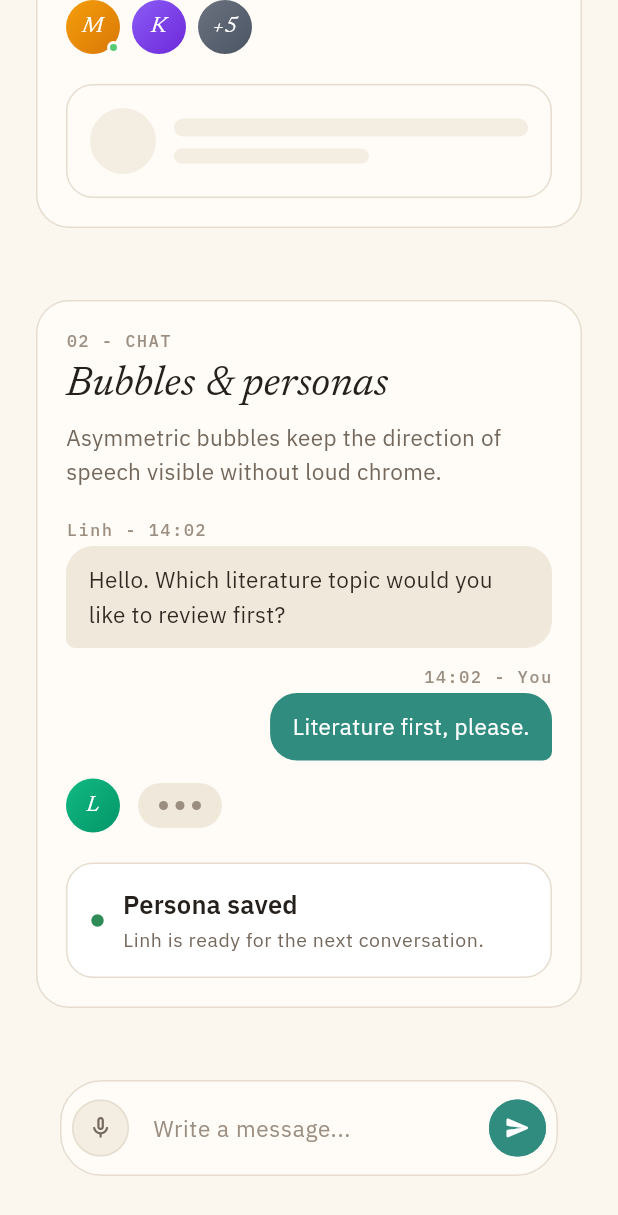
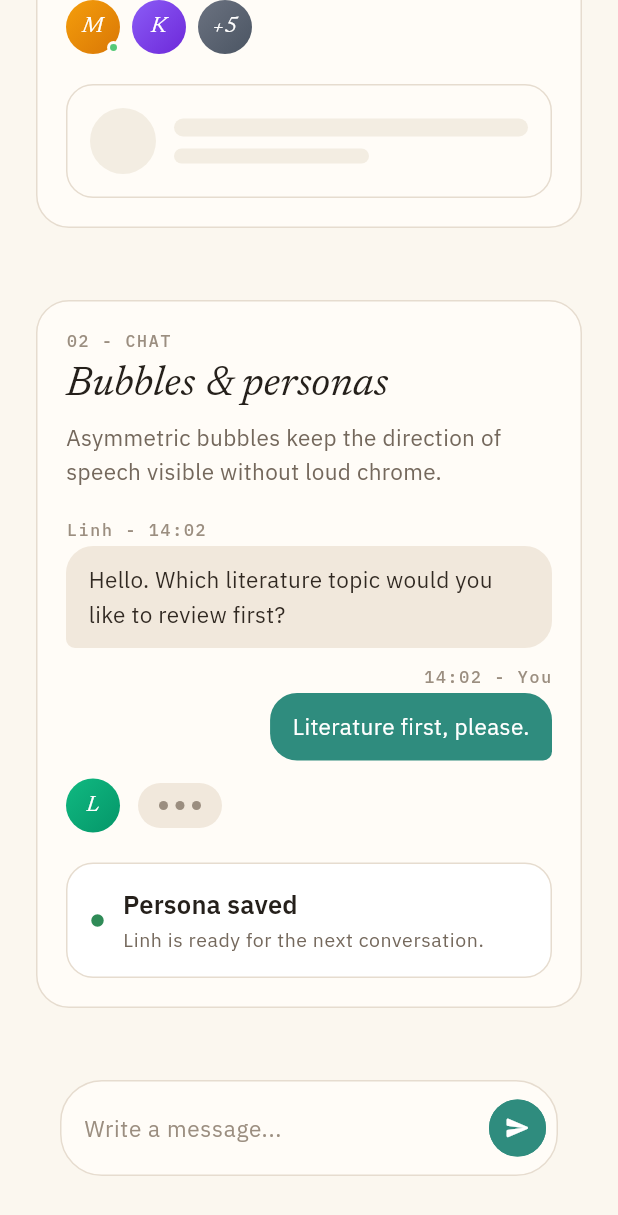
Before and after one commit to nean24/ningyou_ai, a Flutter app: the DesignSystemPreviewScreen screen opened directly, scrolled down 1057 dp, on a phone screen of 412 x 824 dp. Shown: the top 1215 px of the screen. Run offline on Flutter 3.47's test engine with Material 3 defaults, Android fonts, the phone set to English and light mode, and no system bars; our stand-ins replace dio, flutter_riverpod, flutter_secure_storage, google_fonts, google_sign_in, image_picker and 2 more; accounts and stored records are empty; network calls fail.

Commit message:
feat(composer): remove voice button from composer UI

```diff
--- a/lib/shared/widgets/ningyou/ningyou_composer.dart
+++ b/lib/shared/widgets/ningyou/ningyou_composer.dart
@@ -64,13 +64,6 @@ class _NingyouComposerState extends State<NingyouComposer> {
             child: Row(
               crossAxisAlignment: CrossAxisAlignment.center,
               children: [
-                NingyouIconButton(
-                  icon: Icons.mic_none_rounded,
-                  tooltip: l10n?.t('common.voice') ?? 'Voice',
-                  size: 38,
-                  onPressed: () {},
-                ),
-                const SizedBox(width: NingyouSpacing.xs),
                 Expanded(
                   child: TextField(
                     controller: _controller,
```
Also changed, not shown: 1 other file.
